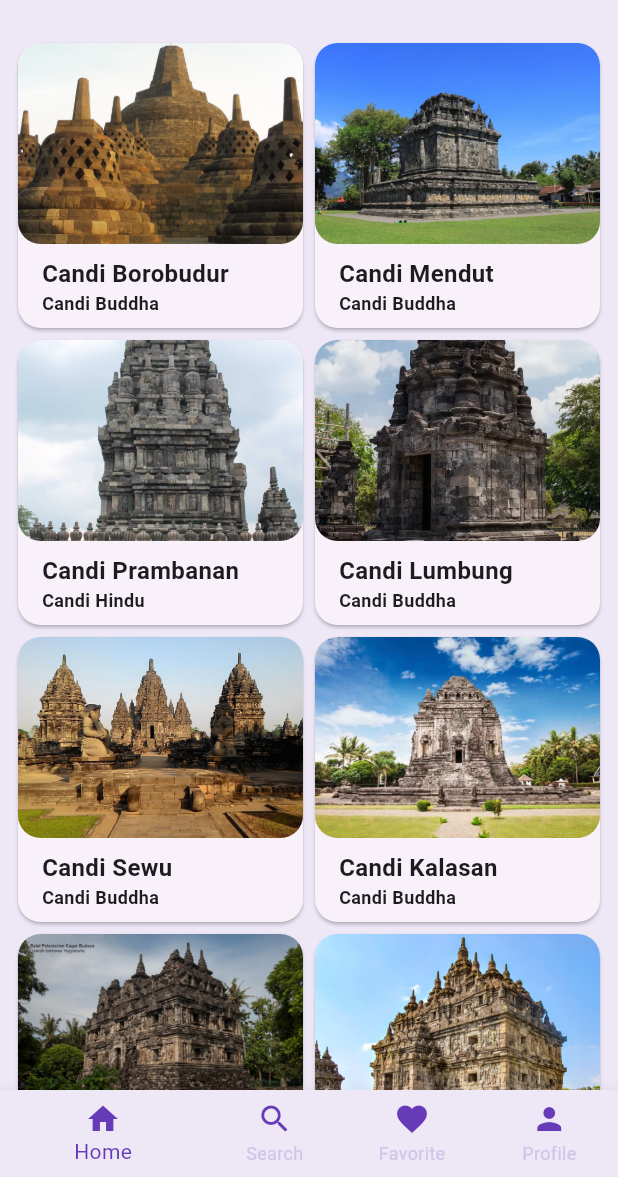
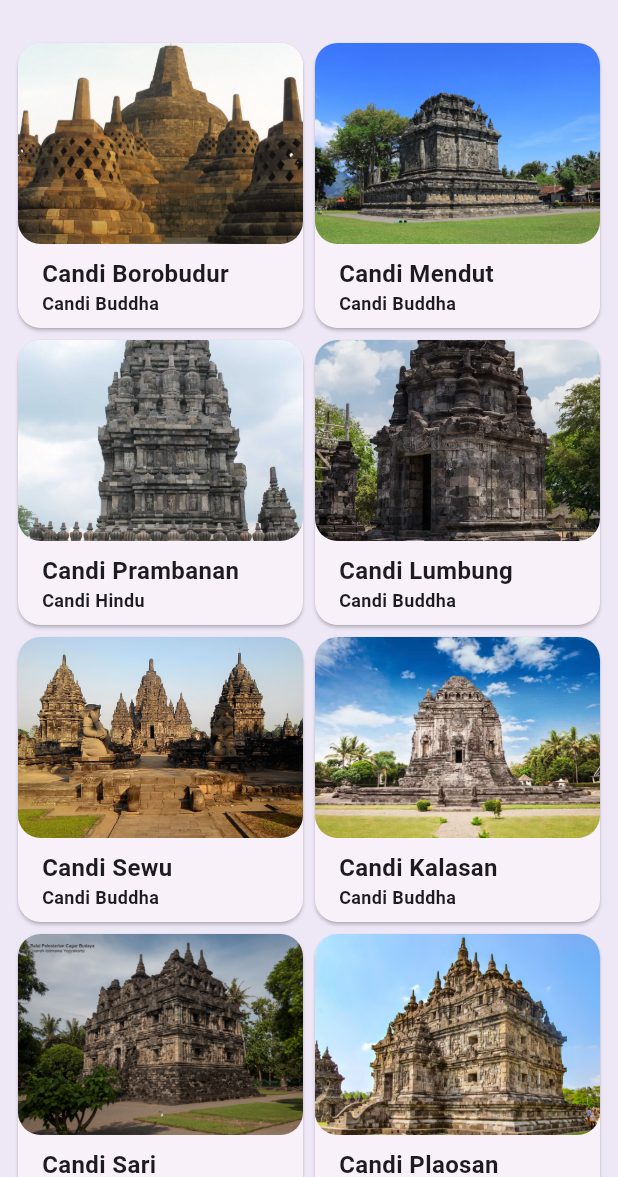
Before and after one commit to IlhamSwd/wisata_candi_ilhams, a Flutter app: the screen it shows after launch, on a phone screen of 412 x 824 dp, the part 59-1236 px from its top. Run offline on Flutter 3.47's test engine with Material 3 defaults, Android fonts, the light colour scheme and no system bars; our stand-ins replace cached_network_image, shared_preferences; missing offline and left inert: encrypt.

```diff
--- a/lib/main.dart
+++ b/lib/main.dart
@@ -39,19 +39,19 @@ class MyApp extends StatelessWidget {
         useMaterial3: true,
       ),
       // home: FavoriteScreen(),
-      home: MainScreen(),
       // home: DetailScreen(candi: candiList),
-      // home: HomeScreen(),
+      home: HomeScreen(),
       // home: ProfileScreen(),
       // home: SignUpScreen(),
       // home: SignInScreen(),
       //  home: SearchScreen(),
-      initialRoute: '/',
-      routes: {
-        '/homescreen' : (context) => const HomeScreen(),
-        '/signin' : (context) =>  SignInScreen(),
-        '/signup' : (context) => SignUpScreen(),
-      },
+      // home: MainScreen(),
+      // initialRoute: '/',
+      // routes: {
+      //   '/homescreen' : (context) => const HomeScreen(),
+      //   '/signin' : (context) =>  SignInScreen(),
+      //   '/signup' : (context) => SignUpScreen(),
+      // },
     );
   }
 }
--- a/lib/screens/detail_screen.dart
+++ b/lib/screens/detail_screen.dart
@@ -49,7 +49,7 @@ class _DetailScreenState extends State<DetailScreen> {
                 Hero(
                   tag: widget.candi.imageAsset,
                   child: Padding(
-                    padding: const EdgeInsets.all(8.0),
+                    padding: const EdgeInsets.symmetric(horizontal: 8.0),
                     child: ClipRRect(
                       borderRadius: BorderRadius.circular(20),
                       child: Image.asset(
```
